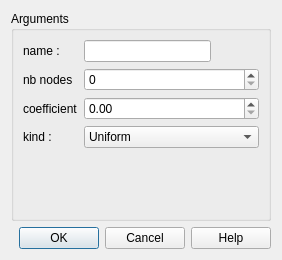
This is src/HEXABLOCKGUI/Law_QTD.ui in SalomePlatform/hexablock as Qt 5 draws it before an edit. The edited form follows.
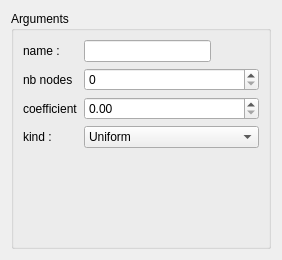
This is the edited form.

Commit message: fixed : selection model added : highlight on propagation's edges 	apply button on dialog panel updated : association menu, object brower's name, menu always showing, ...

What changed in the file:
```diff
--- a/src/HEXABLOCKGUI/Law_QTD.ui
+++ b/src/HEXABLOCKGUI/Law_QTD.ui
@@ -86,16 +86,6 @@
      </layout>
     </widget>
    </item>
-   <item>
-    <widget class="QDialogButtonBox" name="buttonBox">
-     <property name="orientation">
-      <enum>Qt::Horizontal</enum>
-     </property>
-     <property name="standardButtons">
-      <set>QDialogButtonBox::Cancel|QDialogButtonBox::Ok|QDialogButtonBox::Help</set>
-     </property>
-    </widget>
-   </item>
   </layout>
  </widget>
  <resources/>
```
Left out of the diff: 35 changed lines with no effect on the pictures. The commit also changes 37 other files.
